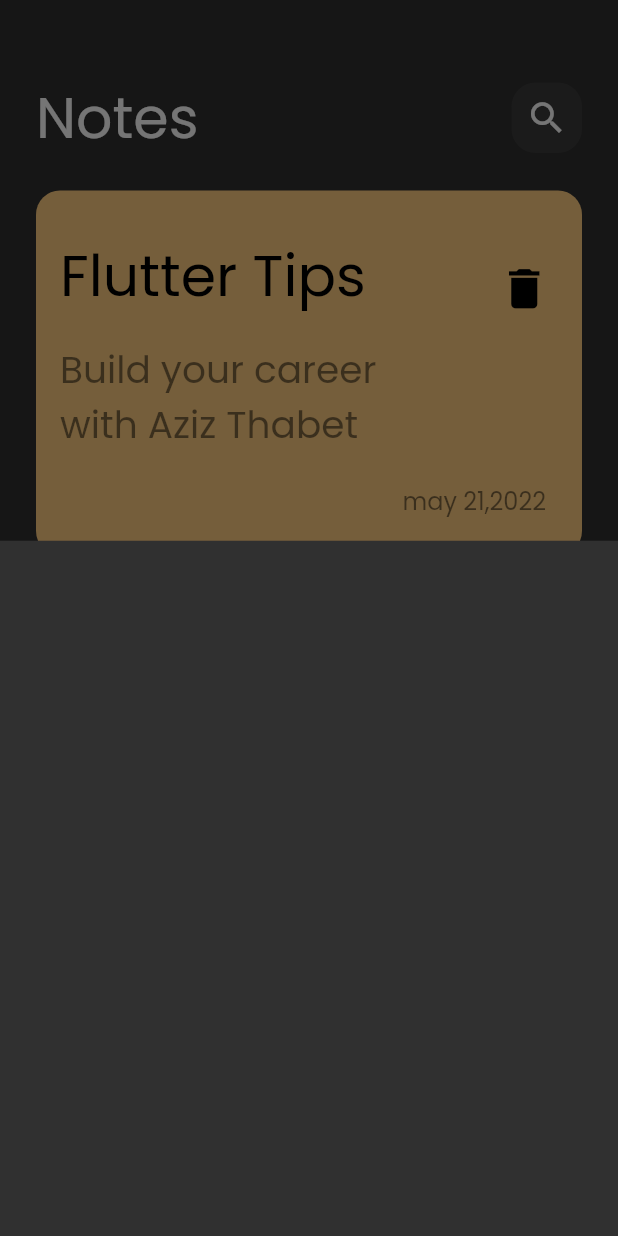
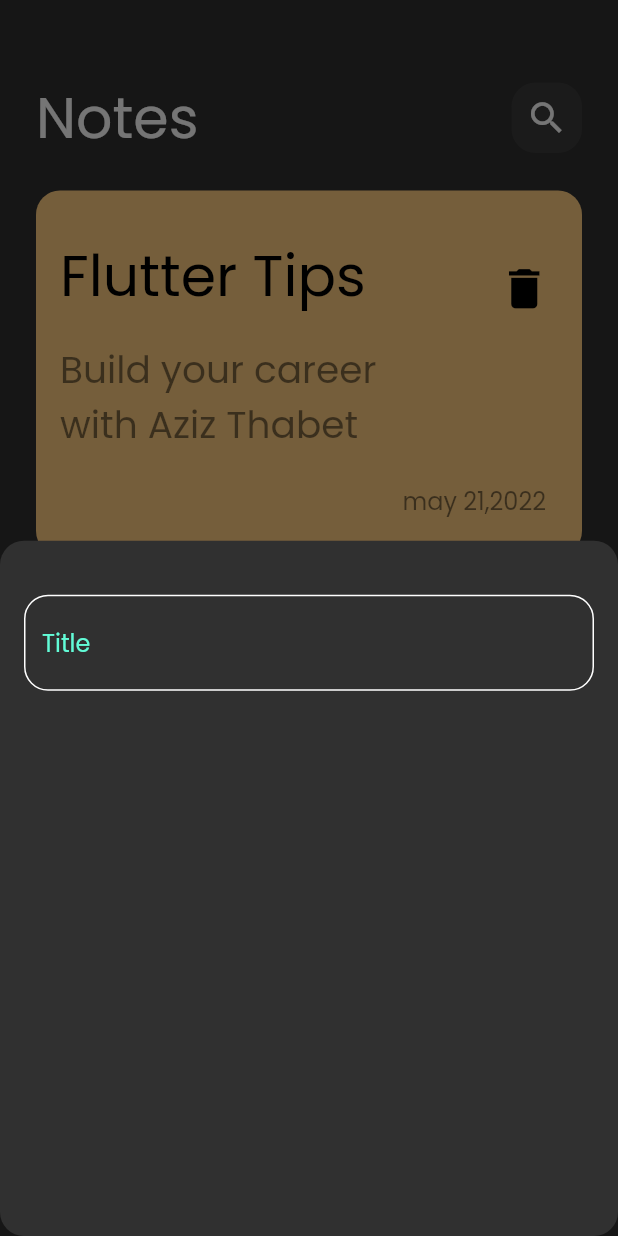
Before and after one commit to Aziz-thabet/notes_app, a Flutter app: the screen it shows after launch, after a tap on the "add" icon, on a phone screen of 412 x 824 dp. Run offline on Flutter 3.47's test engine with Material 2 defaults, Android fonts, the phone set to English and light mode, and no system bars.

Commit message:
create Custom_Text_Field.dart

```diff
--- /dev/null
+++ b/lib/constants.dart
@@ -0,0 +1,3 @@
+import 'package:flutter/animation.dart';
+
+const kPrimaryColor = Color(0xff62FCD7);
--- a/lib/views/notes_view.dart
+++ b/lib/views/notes_view.dart
@@ -8,13 +8,21 @@ class NotesView extends StatelessWidget {
 
   @override
   Widget build(BuildContext context) {
-    return   Scaffold(
-      floatingActionButton: FloatingActionButton(onPressed: (){
-        showModalBottomSheet(context: context, builder:(context){
-          return const AddNoteButtonSheet();
-        } );
-      },
-        child: const Icon(Icons.add),),
-        body: const NotesViewBody(),);
+    return Scaffold(
+      floatingActionButton: FloatingActionButton(
+        onPressed: () {
+          showModalBottomSheet(
+            shape: RoundedRectangleBorder(
+              borderRadius: BorderRadius.circular(16)
+            ),
+              context: context,
+              builder: (context) {
+                return const AddNoteButtonSheet();
+              });
+        },
+        child: const Icon(Icons.add),
+      ),
+      body: const NotesViewBody(),
+    );
   }
 }
--- a/lib/widgets/Add_Note_Button_Sheet.dart
+++ b/lib/widgets/Add_Note_Button_Sheet.dart
@@ -1,10 +1,21 @@
+// ignore_for_file: file_names
+
 import 'package:flutter/material.dart';
+import 'package:notes_app/widgets/Custom_Text_Field.dart';
 
 class AddNoteButtonSheet extends StatelessWidget {
   const AddNoteButtonSheet({super.key});
 
   @override
   Widget build(BuildContext context) {
-    return Container();
+    return const Padding(
+      padding: EdgeInsets.symmetric(horizontal: 16.0),
+      child: Column(
+        children: [
+          SizedBox(height: 36,),
+          CustomTextField()
+        ],
+      ),
+    );
   }
 }
--- /dev/null
+++ b/lib/widgets/Custom_Text_Field.dart
@@ -0,0 +1,30 @@
+// ignore_for_file: file_names
+
+import 'package:flutter/material.dart';
+import 'package:notes_app/constants.dart';
+
+class CustomTextField extends StatelessWidget {
+  const CustomTextField({super.key});
+
+  @override
+  Widget build(BuildContext context) {
+    return  TextField(
+      cursorColor: kPrimaryColor,
+      decoration: InputDecoration(
+        hintText: 'Title',
+        hintStyle: const TextStyle(color: kPrimaryColor),
+        border: buildBorder(),
+        enabledBorder: buildBorder(),
+        focusedBorder: buildBorder(kPrimaryColor),
+      ),
+    );
+  }
+
+  OutlineInputBorder  buildBorder([color]) {
+    return OutlineInputBorder(
+        borderRadius: BorderRadius.circular(16),
+        borderSide:  BorderSide(
+            color: color ?? Colors.white),
+      );
+  }
+}
```
